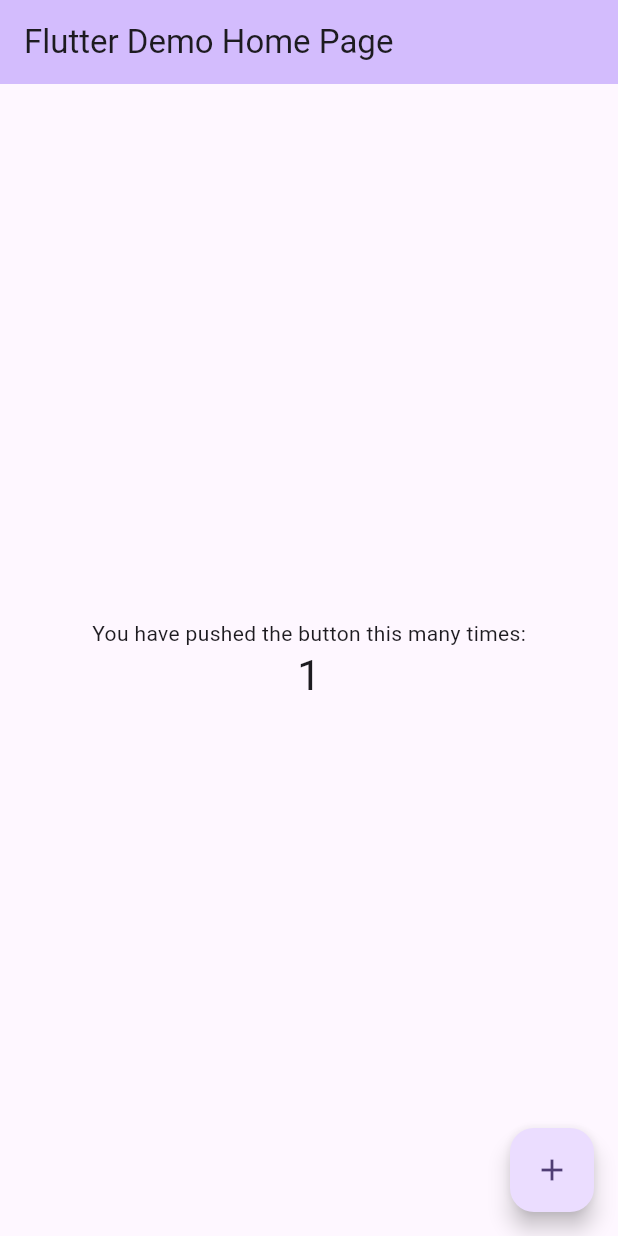
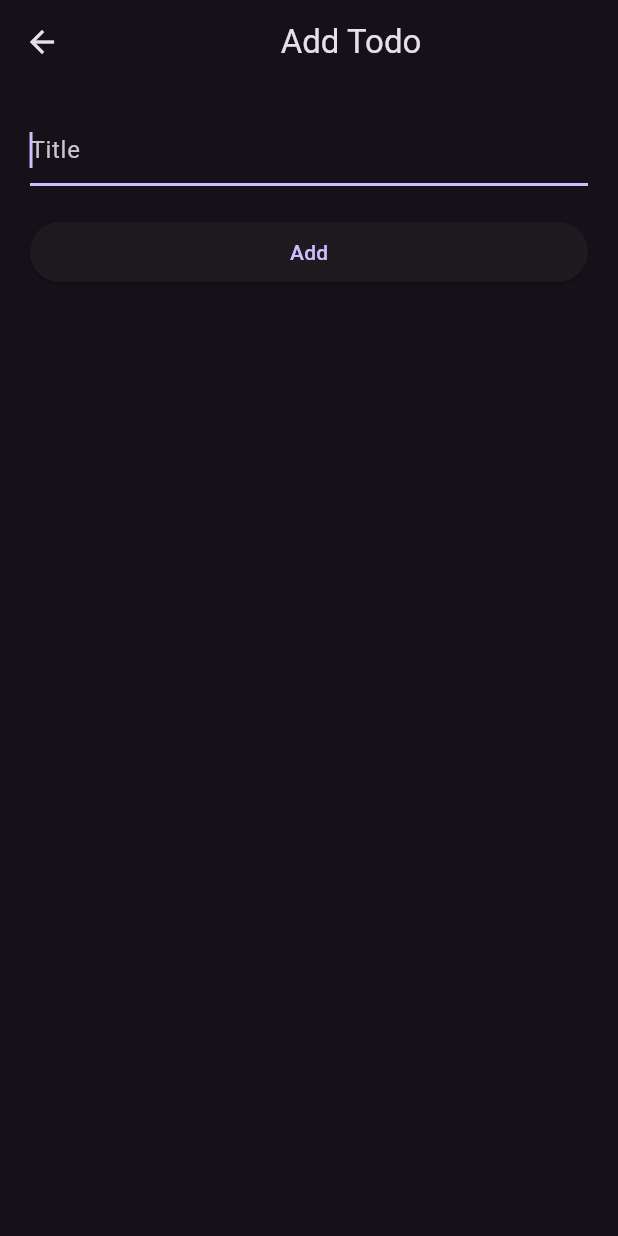
Before and after one commit to Niyaljacob/ToDo_provider, a Flutter app: the screen it shows after launch, after a tap on the "add" icon, on a phone screen of 412 x 824 dp. Run offline on Flutter 3.47's test engine with Material 3 defaults, Android fonts, the phone set to English and light mode, and no system bars.

Commit message:
done the ui part

```diff
--- /dev/null
+++ b/lib/home/screen_home.dart
@@ -0,0 +1,12 @@
+import 'package:flutter/material.dart';
+
+class MyHomePage extends StatelessWidget {
+  const MyHomePage({super.key});
+
+  @override
+  Widget build(BuildContext context) {
+    return  Scaffold(
+
+    );
+  }
+}
--- a/lib/main.dart
+++ b/lib/main.dart
@@ -1,4 +1,6 @@
 import 'package:flutter/material.dart';
+import 'package:todo_provider/view/add_todo.dart';
+import 'package:todo_provider/view/todolist.dart';
 
 void main() {
   runApp(const MyApp());
@@ -7,119 +9,20 @@ void main() {
 class MyApp extends StatelessWidget {
   const MyApp({super.key});
 
-  // This widget is the root of your application.
+
   @override
   Widget build(BuildContext context) {
     return MaterialApp(
       title: 'Flutter Demo',
+      debugShowCheckedModeBanner: false,
       theme: ThemeData(
-        // This is the theme of your application.
-        //
-        // TRY THIS: Try running your application with "flutter run". You'll see
-        // the application has a purple toolbar. Then, without quitting the app,
-        // try changing the seedColor in the colorScheme below to Colors.green
-        // and then invoke "hot reload" (save your changes or press the "hot
-        // reload" button in a Flutter-supported IDE, or press "r" if you used
-        // the command line to start the app).
-        //
-        // Notice that the counter didn't reset back to zero; the application
-        // state is not lost during the reload. To reset the state, use hot
-        // restart instead.
-        //
-        // This works for code too, not just values: Most code changes can be
-        // tested with just a hot reload.
-        colorScheme: ColorScheme.fromSeed(seedColor: Colors.deepPurple),
-        useMaterial3: true,
+        brightness: Brightness.dark,
       ),
-      home: const MyHomePage(title: 'Flutter Demo Home Page'),
+      initialRoute: '/',
+      routes: {
+        '/':(_)=> const TodoList(),
+        '/add-todo-screen':(_)=>AddTodo(),
+      },
     );
   }
 }
-
-class MyHomePage extends StatefulWidget {
-  const MyHomePage({super.key, required this.title});
-
-  // This widget is the home page of your application. It is stateful, meaning
-  // that it has a State object (defined below) that contains fields that affect
-  // how it looks.
-
-  // This class is the configuration for the state. It holds the values (in this
-  // case the title) provided by the parent (in this case the App widget) and
-  // used by the build method of the State. Fields in a Widget subclass are
-  // always marked "final".
-
-  final String title;
-
-  @override
-  State<MyHomePage> createState() => _MyHomePageState();
-}
-
-class _MyHomePageState extends State<MyHomePage> {
-  int _counter = 0;
-
-  void _incrementCounter() {
-    setState(() {
-      // This call to setState tells the Flutter framework that something has
-      // changed in this State, which causes it to rerun the build method below
-      // so that the display can reflect the updated values. If we changed
-      // _counter without calling setState(), then the build method would not be
-      // called again, and so nothing would appear to happen.
-      _counter++;
-    });
-  }
-
-  @override
-  Widget build(BuildContext context) {
-    // This method is rerun every time setState is called, for instance as done
-    // by the _incrementCounter method above.
-    //
-    // The Flutter framework has been optimized to make rerunning build methods
-    // fast, so that you can just rebuild anything that needs updating rather
-    // than having to individually change instances of widgets.
-    return Scaffold(
-      appBar: AppBar(
-        // TRY THIS: Try changing the color here to a specific color (to
-        // Colors.amber, perhaps?) and trigger a hot reload to see the AppBar
-        // change color while the other colors stay the same.
-        backgroundColor: Theme.of(context).colorScheme.inversePrimary,
-        // Here we take the value from the MyHomePage object that was created by
-        // the App.build method, and use it to set our appbar title.
-        title: Text(widget.title),
-      ),
-      body: Center(
-        // Center is a layout widget. It takes a single child and positions it
-        // in the middle of the parent.
-        child: Column(
-          // Column is also a layout widget. It takes a list of children and
-          // arranges them vertically. By default, it sizes itself to fit its
-          // children horizontally, and tries to be as tall as its parent.
-          //
-          // Column has various properties to control how it sizes itself and
-          // how it positions its children. Here we use mainAxisAlignment to
-          // center the children vertically; the main axis here is the vertical
-          // axis because Columns are vertical (the cross axis would be
-          // horizontal).
-          //
-          // TRY THIS: Invoke "debug painting" (choose the "Toggle Debug Paint"
-          // action in the IDE, or press "p" in the console), to see the
-          // wireframe for each widget.
-          mainAxisAlignment: MainAxisAlignment.center,
-          children: <Widget>[
-            const Text(
-              'You have pushed the button this many times:',
-            ),
-            Text(
-              '$_counter',
-              style: Theme.of(context).textTheme.headlineMedium,
-            ),
-          ],
-        ),
-      ),
-      floatingActionButton: FloatingActionButton(
-        onPressed: _incrementCounter,
-        tooltip: 'Increment',
-        child: const Icon(Icons.add),
-      ), // This trailing comma makes auto-formatting nicer for build methods.
-    );
-  }
-}
--- /dev/null
+++ b/lib/view/add_todo.dart
@@ -0,0 +1,38 @@
+import 'package:flutter/material.dart';
+import 'package:flutter/widgets.dart';
+
+class AddTodo extends StatelessWidget {
+  AddTodo({super.key});
+  final controller = TextEditingController();
+
+  @override
+  Widget build(BuildContext context) {
+    return Scaffold(
+      appBar: AppBar(
+        title: const Center(child: Text('Add Todo')),
+      ),
+      body: Padding(
+        padding: const EdgeInsets.all(20),
+        child: Column(
+          crossAxisAlignment: CrossAxisAlignment.stretch,
+          children: [
+            TextField(
+              controller: controller,
+              autofocus: true,
+              decoration: const InputDecoration(
+                hintText: 'Title',
+              ),
+            ),
+            const SizedBox(
+              height: 20,
+            ),
+            ElevatedButton(
+              onPressed: () {},
+              child: const Text('Add'),
+            ),
+          ],
+        ),
+      ),
+    );
+  }
+}
--- /dev/null
+++ b/lib/view/todolist.dart
@@ -0,0 +1,19 @@
+import 'package:flutter/material.dart';
+
+class TodoList extends StatelessWidget {
+  const TodoList({super.key});
+
+  @override
+  Widget build(BuildContext context) {
+    return Scaffold(
+      appBar: AppBar(
+        title: const Text('ToDO List'),
+      ),
+      floatingActionButton: FloatingActionButton(onPressed: (){
+        Navigator.of(context).pushNamed('/add-todo-screen');
+      },
+      child: const Icon(Icons.add),
+      ),
+    );
+  }
+}
```
Also changed, not shown: pubspec.yaml (+4 -12 lines), pubspec.lock.
